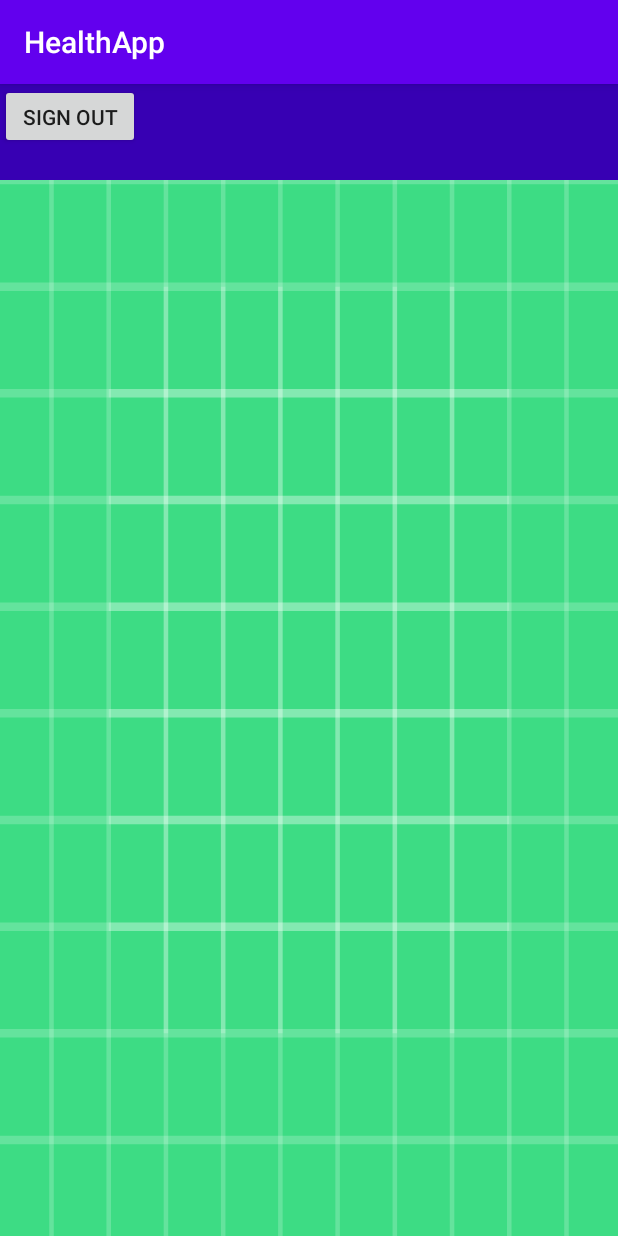
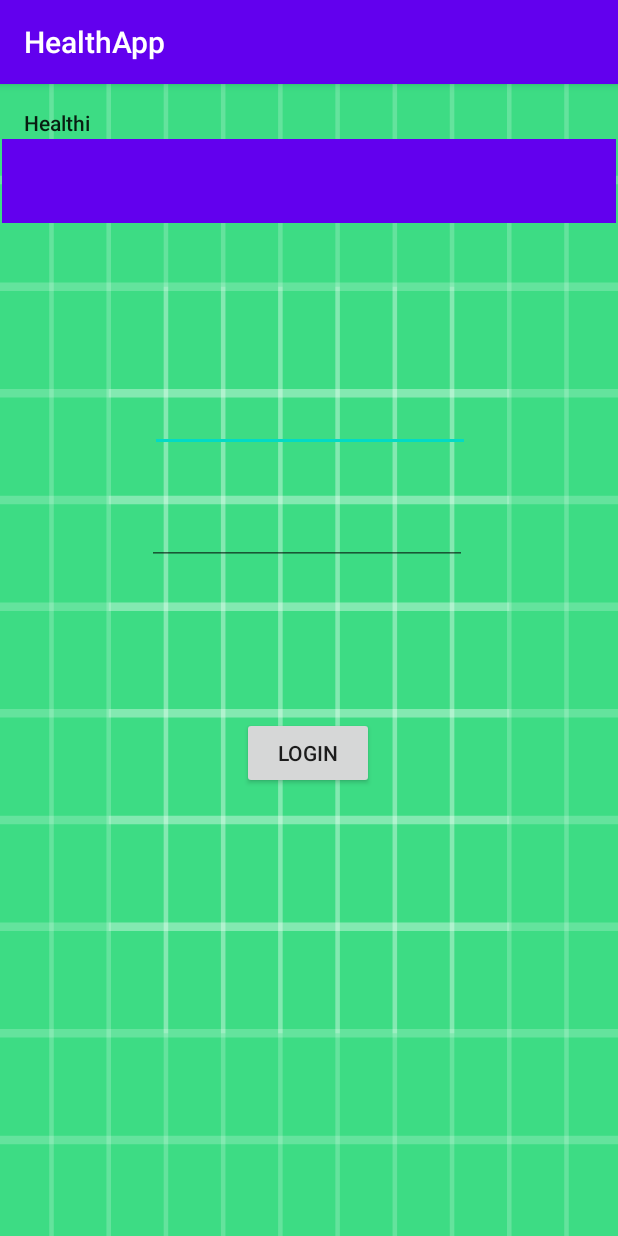
Before and after one commit to StefanPowell/Healthcare, an Android app: the screen it shows after launch (MainActivity), on a phone screen of 412 x 824 dp. Run offline under Robolectric (Android 15) with nearby library versions, the phone set to English and light mode, and no system bars.

Commit message:
add constraints

```diff
--- a/Android/app/src/main/res/layout/activity_main.xml
+++ b/Android/app/src/main/res/layout/activity_main.xml
@@ -7,29 +7,60 @@
     android:background="@drawable/ic_launcher_background"
     tools:context=".MainActivity">
 
+    <Button
+        android:id="@+id/button"
+        android:layout_width="wrap_content"
+        android:layout_height="wrap_content"
+        android:layout_marginStart="161dp"
+        android:layout_marginTop="422dp"
+        android:text="Login"
+        app:layout_constraintStart_toStartOf="parent"
+        app:layout_constraintTop_toTopOf="parent" />
+
+    <EditText
+        android:id="@+id/editTextTextPersonName2"
+        android:layout_width="wrap_content"
+        android:layout_height="wrap_content"
+        android:layout_marginStart="100dp"
+        android:layout_marginTop="200dp"
+        android:ems="10"
+        android:inputType="textPersonName"
+        app:layout_constraintStart_toStartOf="parent"
+        app:layout_constraintTop_toTopOf="parent" />
+
+    <EditText
+        android:id="@+id/editTextTextPassword2"
+        android:layout_width="wrap_content"
+        android:layout_height="wrap_content"
+        android:layout_marginStart="98dp"
+        android:layout_marginTop="275dp"
+        android:ems="10"
+        android:inputType="textPassword"
+        app:layout_constraintStart_toStartOf="parent"
+        app:layout_constraintTop_toTopOf="parent" />
+
     <android.support.v7.widget.Toolbar
         android:id="@+id/toolbar"
-        android:layout_width="414dp"
-        android:layout_height="64dp"
-        android:background="@color/colorPrimaryDark"
+        android:layout_width="409dp"
+        android:layout_height="wrap_content"
+        android:layout_marginStart="1dp"
+        android:layout_marginEnd="1dp"
+        android:layout_marginBottom="675dp"
+        android:background="?attr/colorPrimary"
         android:minHeight="?attr/actionBarSize"
         android:theme="?attr/actionBarTheme"
-        tools:layout_editor_absoluteX="1dp"
-        tools:layout_editor_absoluteY="1dp" />
+        app:layout_constraintBottom_toBottomOf="parent"
+        app:layout_constraintEnd_toEndOf="parent"
+        app:layout_constraintStart_toStartOf="parent" />
 
-    <Button
-        android:id="@+id/button"
-        android:layout_width="93dp"
-        android:layout_height="43dp"
-        android:text="SIgn Out"
-        tools:layout_editor_absoluteX="311dp"
-        tools:layout_editor_absoluteY="12dp" />
-
-    <android.support.v7.widget.GridLayout
-        android:layout_width="409dp"
-        android:layout_height="664dp"
-        android:visibility="visible"
-        tools:layout_editor_absoluteX="1dp"
-        tools:layout_editor_absoluteY="66dp"></android.support.v7.widget.GridLayout>
-
+    <TextView
+        android:id="@+id/textView"
+        android:layout_width="wrap_content"
+        android:layout_height="wrap_content"
+        android:layout_marginStart="16dp"
+        android:layout_marginTop="16dp"
+        android:text="Healthi"
+        android:textAppearance="@style/TextAppearance.AppCompat.Body2"
+        app:layout_constraintStart_toStartOf="parent"
+        app:layout_constraintTop_toTopOf="parent" />
 </android.support.constraint.ConstraintLayout>
```
